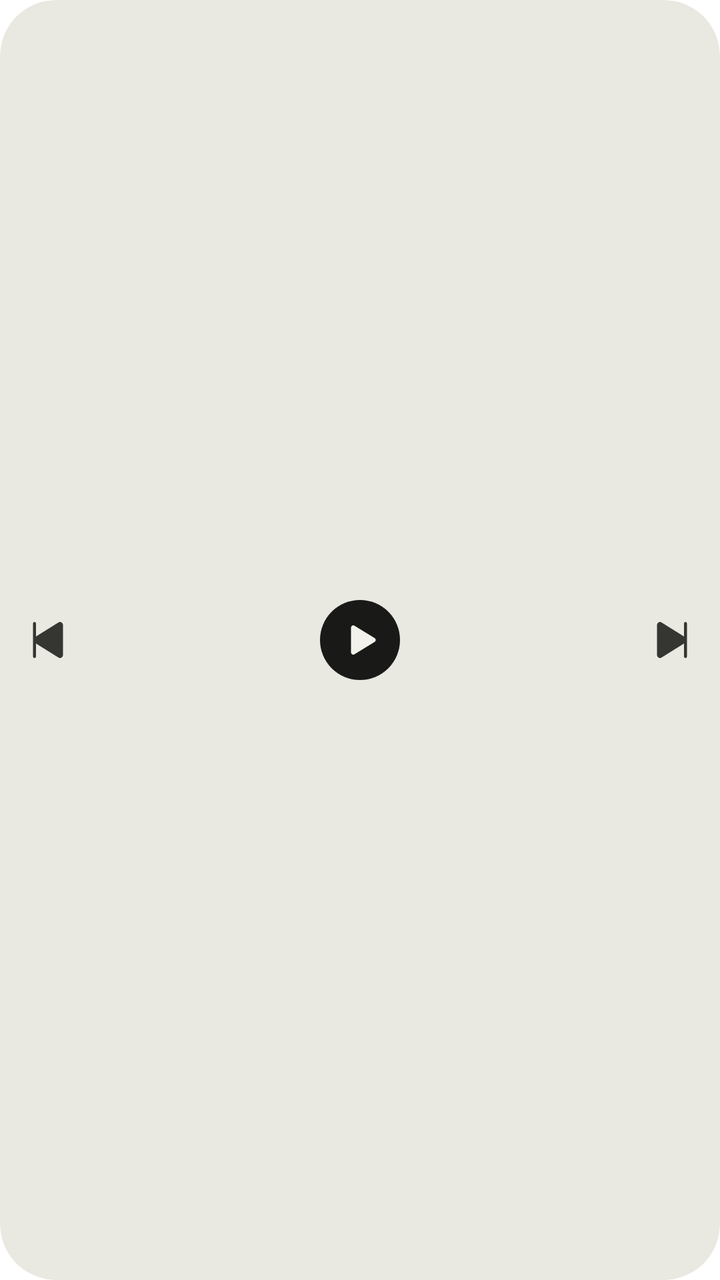
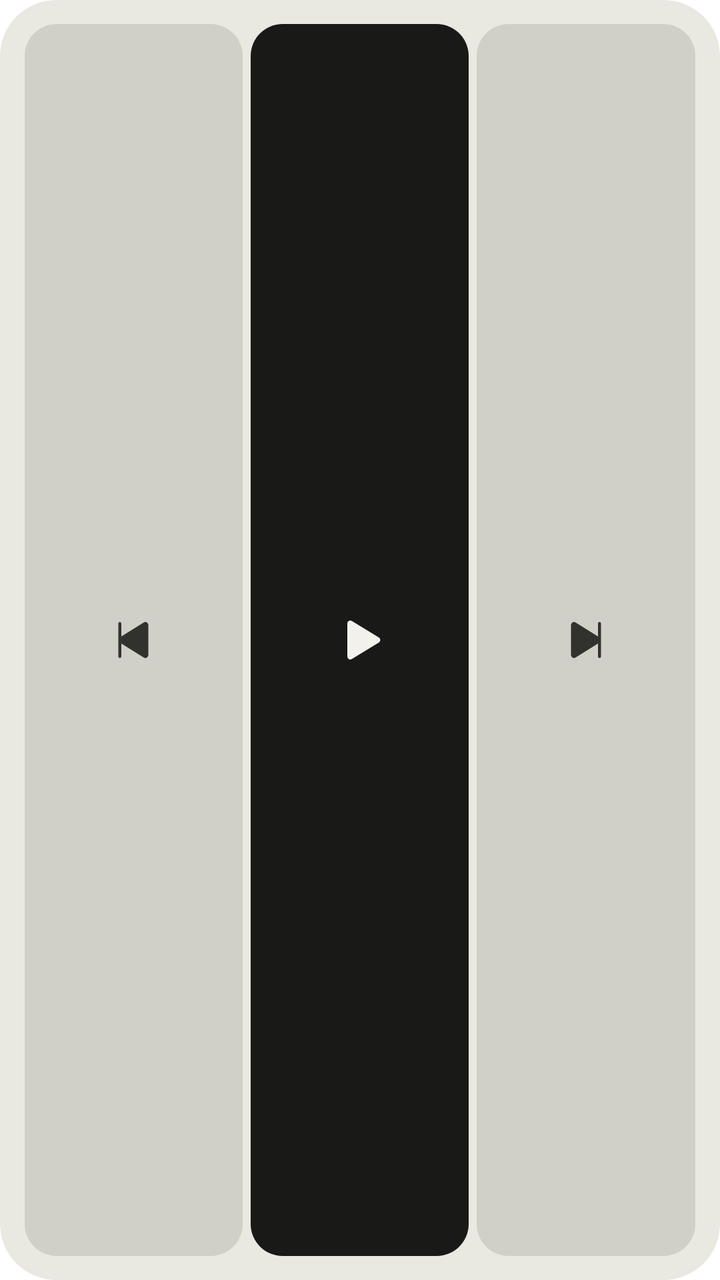

Two renders of the same Android screen: before a commit and after it. Below are the layout's source before the change and the commit's diff.
<!-- AndroidManifest.xml: application theme Theme.Amsel.Starting -->
<!-- res/layout/widget_row.xml -->
<?xml version="1.0" encoding="utf-8"?>
<FrameLayout xmlns:android="http://schemas.android.com/apk/res/android"
    xmlns:tools="http://schemas.android.com/tools"
    android:id="@android:id/background"
    android:layout_width="match_parent"
    android:layout_height="match_parent"
    android:background="@drawable/widget_background_cover"
    android:clipToOutline="true"
    tools:targetApi="31">

    <ImageView
        android:id="@+id/widget_cover"
        android:layout_width="match_parent"
        android:layout_height="match_parent"
        android:importantForAccessibility="no"
        android:scaleType="centerCrop"
        android:visibility="gone" />

    
    <ImageView
        android:id="@+id/widget_veil"
        android:layout_width="match_parent"
        android:layout_height="match_parent"
        android:importantForAccessibility="no"
        android:visibility="gone" />

    <include
        layout="@layout/widget_words"
        android:layout_width="match_parent"
        android:layout_height="match_parent"
        android:visibility="gone" />

    <include
        layout="@layout/widget_buttons"
        android:layout_width="match_parent"
        android:layout_height="wrap_content"
        android:layout_gravity="center_vertical" />
</FrameLayout>
<!-- res/layout/widget_words.xml (included above) -->
<?xml version="1.0" encoding="utf-8"?>
<LinearLayout xmlns:android="http://schemas.android.com/apk/res/android"
    android:id="@+id/widget_words"
    android:layout_width="match_parent"
    android:layout_height="wrap_content"
    android:orientation="vertical"
    android:paddingStart="13dp"
    android:paddingTop="14dp"
    android:paddingEnd="16dp">

    <LinearLayout
        android:id="@+id/widget_speaker_row"
        android:layout_width="wrap_content"
        android:layout_height="wrap_content"
        android:gravity="center_vertical"
        android:orientation="horizontal">

        <ImageView
            android:id="@+id/widget_speaker_glyph"
            android:layout_width="13sp"
            android:layout_height="13sp"
            android:importantForAccessibility="no"
            android:src="@drawable/ic_speaker_bold"
            android:tint="@color/widget_glyph_light"
            android:tintMode="src_in" />

        <TextView
            android:id="@+id/widget_speaker"
            android:layout_width="wrap_content"
            android:layout_height="wrap_content"
            android:ellipsize="end"
            android:fontFamily="sans-serif"
            android:includeFontPadding="false"
            android:lineHeight="16sp"
            android:maxLines="1"
            android:paddingStart="3dp"
            android:paddingEnd="0dp"
            android:text="@string/app_name"
            android:textColor="@color/widget_words_light"
            android:textFontWeight="600"
            android:textSize="13sp" />

        <TextView
            android:id="@+id/widget_level"
            android:layout_width="wrap_content"
            android:layout_height="wrap_content"
            android:ellipsize="end"
            android:fontFamily="sans-serif"
            android:includeFontPadding="false"
            android:lineHeight="16sp"
            android:maxLines="1"
            android:visibility="gone"
            android:textColor="@color/widget_quiet_light"
            android:textFontWeight="600"
            android:textSize="13sp" />
    </LinearLayout>

    <TextView
        android:id="@+id/widget_title"
        android:layout_width="match_parent"
        android:layout_height="wrap_content"
        android:ellipsize="end"
        android:fontFamily="sans-serif"
        android:includeFontPadding="false"
        android:lineHeight="20sp"
        android:maxLines="1"
        android:paddingStart="2dp"
        android:paddingTop="10dp"
        android:paddingEnd="0dp"
        android:text="@string/player_not_playing"
        android:textColor="@color/widget_words_light"
        android:textFontWeight="700"
        android:textSize="16sp" />

    <TextView
        android:id="@+id/widget_subtitle"
        android:layout_width="match_parent"
        android:layout_height="wrap_content"
        android:ellipsize="end"
        android:fontFamily="sans-serif"
        android:includeFontPadding="false"
        android:lineHeight="16sp"
        android:maxLines="1"
        android:paddingStart="2dp"
        android:paddingTop="4dp"
        android:paddingEnd="0dp"
        android:textColor="@color/widget_quiet_light"
        android:textFontWeight="400"
        android:textSize="13sp"
        android:visibility="gone" />
</LinearLayout>
<!-- res/layout/widget_buttons.xml (included above) -->
<?xml version="1.0" encoding="utf-8"?>
<LinearLayout xmlns:android="http://schemas.android.com/apk/res/android"
    android:id="@+id/widget_row"
    android:layout_width="match_parent"
    android:layout_height="wrap_content"
    android:baselineAligned="false"
    android:gravity="center_vertical"
    android:orientation="horizontal">

    <FrameLayout
        android:id="@+id/widget_slot_1"
        android:layout_width="48dp"
        android:layout_height="48dp"
        android:background="@drawable/widget_press_light">

        <ImageView
            android:id="@+id/widget_glyph_1"
            android:layout_width="24dp"
            android:layout_height="24dp"
            android:layout_gravity="center"
            android:importantForAccessibility="no"
            android:src="@drawable/ic_skip_previous"
            android:tint="@color/widget_glyph_light"
            android:tintMode="src_in"
            android:visibility="visible" />

        <ImageView
            android:id="@+id/widget_disc_1"
            android:layout_width="40dp"
            android:layout_height="40dp"
            android:layout_gravity="center"
            android:background="@drawable/widget_disc_light"
            android:importantForAccessibility="no"
            android:padding="11dp"
            android:src="@drawable/ic_play"
            android:tint="@color/widget_on_disc_light"
            android:tintMode="src_in"
            android:visibility="gone" />

        <ImageView
            android:id="@+id/widget_face_1"
            android:layout_width="28dp"
            android:layout_height="28dp"
            android:layout_gravity="center"
            android:importantForAccessibility="no"
            android:visibility="gone" />
    </FrameLayout>

    <FrameLayout
        android:id="@+id/widget_gap_1"
        android:layout_width="0dp"
        android:layout_height="1dp"
        android:layout_weight="1" />

    <FrameLayout
        android:id="@+id/widget_slot_2"
        android:layout_width="48dp"
        android:layout_height="48dp"
        android:background="@drawable/widget_press_light">

        <ImageView
            android:id="@+id/widget_glyph_2"
            android:layout_width="24dp"
            android:layout_height="24dp"
            android:layout_gravity="center"
            android:importantForAccessibility="no"
            android:src="@drawable/ic_play"
            android:tint="@color/widget_glyph_light"
            android:tintMode="src_in"
            android:visibility="gone" />

        <ImageView
            android:id="@+id/widget_disc_2"
            android:layout_width="40dp"
            android:layout_height="40dp"
            android:layout_gravity="center"
            android:background="@drawable/widget_disc_light"
            android:importantForAccessibility="no"
            android:padding="11dp"
            android:src="@drawable/ic_play"
            android:tint="@color/widget_on_disc_light"
            android:tintMode="src_in"
            android:visibility="visible" />

        <ImageView
            android:id="@+id/widget_face_2"
            android:layout_width="28dp"
            android:layout_height="28dp"
            android:layout_gravity="center"
            android:importantForAccessibility="no"
            android:visibility="gone" />
    </FrameLayout>

    <FrameLayout
        android:id="@+id/widget_gap_2"
        android:layout_width="0dp"
        android:layout_height="1dp"
        android:layout_weight="1" />

    <FrameLayout
        android:id="@+id/widget_slot_3"
        android:layout_width="48dp"
        android:layout_height="48dp"
        android:background="@drawable/widget_press_light">

        <ImageView
            android:id="@+id/widget_glyph_3"
            android:layout_width="24dp"
            android:layout_height="24dp"
            android:layout_gravity="center"
            android:importantForAccessibility="no"
            android:src="@drawable/ic_skip_next"
            android:tint="@color/widget_glyph_light"
            android:tintMode="src_in"
            android:visibility="visible" />

        <ImageView
            android:id="@+id/widget_disc_3"
            android:layout_width="40dp"
            android:layout_height="40dp"
            android:layout_gravity="center"
            android:background="@drawable/widget_disc_light"
            android:importantForAccessibility="no"
            android:padding="11dp"
            android:src="@drawable/ic_play"
            android:tint="@color/widget_on_disc_light"
            android:tintMode="src_in"
            android:visibility="gone" />

        <ImageView
            android:id="@+id/widget_face_3"
            android:layout_width="28dp"
            android:layout_height="28dp"
            android:layout_gravity="center"
            android:importantForAccessibility="no"
            android:visibility="gone" />
    </FrameLayout>

    <FrameLayout
        android:id="@+id/widget_gap_3"
        android:layout_width="0dp"
        android:layout_height="1dp"
        android:layout_weight="1"
        android:visibility="gone" />

    <FrameLayout
        android:id="@+id/widget_slot_4"
        android:layout_width="48dp"
        android:layout_height="48dp"
        android:background="@drawable/widget_press_light"
        android:visibility="gone">

        <ImageView
            android:id="@+id/widget_glyph_4"
            android:layout_width="24dp"
            android:layout_height="24dp"
            android:layout_gravity="center"
            android:importantForAccessibility="no"
            android:src="@drawable/ic_speaker"
            android:tint="@color/widget_glyph_light"
            android:tintMode="src_in"
            android:visibility="visible" />

        <ImageView
            android:id="@+id/widget_disc_4"
            android:layout_width="40dp"
            android:layout_height="40dp"
            android:layout_gravity="center"
            android:background="@drawable/widget_disc_light"
            android:importantForAccessibility="no"
            android:padding="11dp"
            android:src="@drawable/ic_play"
            android:tint="@color/widget_on_disc_light"
            android:tintMode="src_in"
            android:visibility="gone" />

        <ImageView
            android:id="@+id/widget_face_4"
            android:layout_width="28dp"
            android:layout_height="28dp"
            android:layout_gravity="center"
            android:importantForAccessibility="no"
            android:visibility="gone" />
    </FrameLayout>
</LinearLayout>
<!-- resources referenced by this layout -->
<resources>
  <color name="widget_glyph_light">#DE191A17</color>
  <color name="widget_on_disc_light">#FFF2F1EC</color>
  <color name="widget_quiet_light">#A8191A17</color>
  <color name="widget_words_light">#FF191A17</color>
  <!-- drawable widget_background_cover (drawable) -->
  <?xml version="1.0" encoding="utf-8"?>
  <shape xmlns:android="http://schemas.android.com/apk/res/android" android:shape="rectangle">
      <solid android:color="@color/widget_background_cover" />
      <corners android:radius="@dimen/widget_radius" />
  </shape>
  <!-- drawable widget_disc_light (drawable) -->
  <?xml version="1.0" encoding="utf-8"?>
  <shape xmlns:android="http://schemas.android.com/apk/res/android" android:shape="oval">
      <solid android:color="@color/widget_disc_light" />
  </shape>
  <!-- drawable widget_press_light (drawable) -->
  <?xml version="1.0" encoding="utf-8"?>
  <selector xmlns:android="http://schemas.android.com/apk/res/android">
      <item android:state_pressed="true">
          <layer-list>
              <item android:width="44dp" android:height="44dp" android:gravity="center">
                  <shape android:shape="oval">
                      <solid android:color="@color/widget_press_light" />
                  </shape>
              </item>
          </layer-list>
      </item>
      <item android:drawable="@android:color/transparent" />
  </selector>
  <string name="app_name" translatable="false">Amsel</string>
  <string name="player_not_playing">Not playing</string>
  <color name="widget_background_cover">#FFE9E8E1</color>
  <dimen name="widget_radius">0dp</dimen>
  <color name="widget_disc_light">#FF191A17</color>
  <color name="widget_press_light">#14191A17</color>
  <color name="splash_background">#FFF2F1EC</color>
  <color name="ic_launcher_background">#FFF1E9DA</color>
  <style name="Theme.Amsel" parent="android:Theme.Material.Light.NoActionBar">
          <item name="android:windowBackground">@color/splash_background</item>
      </style>
  <!-- unchanged entries left out for length: 7 -->
</resources>

<!-- the commit's change to res/layout/widget_row.xml (unified diff, before → after) -->
@@ -24,18 +24,142 @@
         android:importantForAccessibility="no"
         android:visibility="gone" />
 
-    <include
-        layout="@layout/widget_words"
-        android:layout_width="match_parent"
-        android:layout_height="match_parent"
-        android:visibility="gone" />
-
-    <include
-        layout="@layout/widget_buttons"
-        android:layout_width="match_parent"
-        android:layout_height="wrap_content"
-        android:layout_gravity="center_vertical" />
+    <FrameLayout
+        android:id="@+id/widget_body"
+        android:layout_width="match_parent"
+        android:layout_height="match_parent"
+        android:padding="@dimen/widget_padding">
+
+        <include
+            layout="@layout/widget_buttons"
+            android:layout_width="match_parent"
+            android:layout_height="match_parent"
+            android:layout_marginStart="@dimen/widget_cell_inset_out"
+            android:layout_marginEnd="@dimen/widget_cell_inset_out" />
+
+        <include
+            layout="@layout/widget_words"
+            android:layout_width="match_parent"
+            android:layout_height="wrap_content"
+            android:layout_gravity="center_vertical"
+            android:layout_marginStart="@dimen/widget_words_lead_out"
+            android:visibility="gone" />
+    </FrameLayout>
 </FrameLayout>
+<!-- res/layout/widget_buttons.xml (included above) -->
+<?xml version="1.0" encoding="utf-8"?>
+<LinearLayout xmlns:android="http://schemas.android.com/apk/res/android"
+    android:id="@+id/widget_row"
+    android:layout_width="match_parent"
+    android:layout_height="match_parent"
+    android:baselineAligned="false"
+    android:orientation="horizontal">
+
+    <FrameLayout
+        android:id="@+id/widget_slot_1"
+        android:layout_width="0dp"
+        android:layout_weight="1"
+        android:layout_height="match_parent"
+        android:background="@drawable/widget_cell_light">
+
+        <ImageView
+            android:id="@+id/widget_glyph_1"
+            android:layout_width="24dp"
+            android:layout_height="24dp"
+            android:layout_gravity="center"
+            android:importantForAccessibility="no"
+            android:src="@drawable/ic_skip_previous"
+            android:tint="@color/widget_glyph_light"
+            android:tintMode="src_in" />
+
+        <ImageView
+            android:id="@+id/widget_face_1"
+            android:layout_width="28dp"
+            android:layout_height="28dp"
+            android:layout_gravity="center"
+            android:importantForAccessibility="no"
+            android:visibility="gone" />
+    </FrameLayout>
+
+    <FrameLayout
+        android:id="@+id/widget_slot_2"
+        android:layout_width="0dp"
+        android:layout_weight="1"
+        android:layout_height="match_parent"
+        android:background="@drawable/widget_cell_play_light">
+
+        <ImageView
+            android:id="@+id/widget_glyph_2"
+            android:layout_width="24dp"
+            android:layout_height="24dp"
+            android:layout_gravity="center"
+            android:importantForAccessibility="no"
+            android:src="@drawable/ic_play"
+            android:tint="@color/widget_on_disc_light"
+            android:tintMode="src_in" />
+
+        <ImageView
+            android:id="@+id/widget_face_2"
+            android:layout_width="28dp"
+            android:layout_height="28dp"
+            android:layout_gravity="center"
+            android:importantForAccessibility="no"
+            android:visibility="gone" />
+    </FrameLayout>
+
+    <FrameLayout
+        android:id="@+id/widget_slot_3"
+        android:layout_width="0dp"
+        android:layout_weight="1"
+        android:layout_height="match_parent"
+        android:background="@drawable/widget_cell_light">
+
+        <ImageView
+            android:id="@+id/widget_glyph_3"
+            android:layout_width="24dp"
+            android:layout_height="24dp"
+            android:layout_gravity="center"
+            android:importantForAccessibility="no"
+            android:src="@drawable/ic_skip_next"
+            android:tint="@color/widget_glyph_light"
+            android:tintMode="src_in" />
+
+        <ImageView
+            android:id="@+id/widget_face_3"
+            android:layout_width="28dp"
+            android:layout_height="28dp"
+            android:layout_gravity="center"
+            android:importantForAccessibility="no"
+            android:visibility="gone" />
+    </FrameLayout>
+
+    <FrameLayout
+        android:id="@+id/widget_slot_4"
+        android:layout_width="0dp"
+        android:layout_weight="1"
+        android:layout_height="match_parent"
+        android:background="@drawable/widget_cell_light"
+        android:visibility="gone">
+
+        <ImageView
+            android:id="@+id/widget_glyph_4"
+            android:layout_width="24dp"
+            android:layout_height="24dp"
+            android:layout_gravity="center"
+            android:importantForAccessibility="no"
+            android:src="@drawable/ic_speaker"
+            android:tint="@color/widget_glyph_light"
+            android:tintMode="src_in" />
+
+        <ImageView
+            android:id="@+id/widget_face_4"
+            android:layout_width="28dp"
+            android:layout_height="28dp"
+            android:layout_gravity="center"
+            android:importantForAccessibility="no"
+            android:visibility="gone" />
+    </FrameLayout>
+</LinearLayout>
 <!-- res/layout/widget_words.xml (included above) -->
 <?xml version="1.0" encoding="utf-8"?>
 <LinearLayout xmlns:android="http://schemas.android.com/apk/res/android"
@@ -43,16 +167,16 @@
     android:layout_width="match_parent"
     android:layout_height="wrap_content"
     android:orientation="vertical"
-    android:paddingStart="13dp"
-    android:paddingTop="14dp"
-    android:paddingEnd="16dp">
+    android:paddingTop="3dp">
 
     <LinearLayout
         android:id="@+id/widget_speaker_row"
         android:layout_width="wrap_content"
         android:layout_height="wrap_content"
         android:gravity="center_vertical"
-        android:orientation="horizontal">
+        android:orientation="horizontal"
+        android:paddingStart="3dp"
+        android:paddingEnd="0dp">
 
         <ImageView
             android:id="@+id/widget_speaker_glyph"
@@ -103,7 +227,7 @@
         android:includeFontPadding="false"
         android:lineHeight="20sp"
         android:maxLines="1"
-        android:paddingStart="2dp"
+        android:paddingStart="5dp"
         android:paddingTop="10dp"
         android:paddingEnd="0dp"
         android:text="@string/player_not_playing"
@@ -120,7 +244,7 @@
         android:includeFontPadding="false"
         android:lineHeight="16sp"
         android:maxLines="1"
-        android:paddingStart="2dp"
+        android:paddingStart="5dp"
         android:paddingTop="4dp"
         android:paddingEnd="0dp"
         android:textColor="@color/widget_quiet_light"
@@ -128,189 +252,3 @@
         android:textSize="13sp"
         android:visibility="gone" />
 </LinearLayout>
-<!-- res/layout/widget_buttons.xml (included above) -->
-<?xml version="1.0" encoding="utf-8"?>
-<LinearLayout xmlns:android="http://schemas.android.com/apk/res/android"
-    android:id="@+id/widget_row"
-    android:layout_width="match_parent"
-    android:layout_height="wrap_content"
-    android:baselineAligned="false"
-    android:gravity="center_vertical"
-    android:orientation="horizontal">
-
-    <FrameLayout
-        android:id="@+id/widget_slot_1"
-        android:layout_width="48dp"
-        android:layout_height="48dp"
-        android:background="@drawable/widget_press_light">
-
-        <ImageView
-            android:id="@+id/widget_glyph_1"
-            android:layout_width="24dp"
-            android:layout_height="24dp"
-            android:layout_gravity="center"
-            android:importantForAccessibility="no"
-            android:src="@drawable/ic_skip_previous"
-            android:tint="@color/widget_glyph_light"
-            android:tintMode="src_in"
-            android:visibility="visible" />
-
-        <ImageView
-            android:id="@+id/widget_disc_1"
-            android:layout_width="40dp"
-            android:layout_height="40dp"
-            android:layout_gravity="center"
-            android:background="@drawable/widget_disc_light"
-            android:importantForAccessibility="no"
-            android:padding="11dp"
-            android:src="@drawable/ic_play"
-            android:tint="@color/widget_on_disc_light"
-            android:tintMode="src_in"
-            android:visibility="gone" />
-
-        <ImageView
-            android:id="@+id/widget_face_1"
-            android:layout_width="28dp"
-            android:layout_height="28dp"
-            android:layout_gravity="center"
-            android:importantForAccessibility="no"
-            android:visibility="gone" />
-    </FrameLayout>
-
-    <FrameLayout
-        android:id="@+id/widget_gap_1"
-        android:layout_width="0dp"
-        android:layout_height="1dp"
-        android:layout_weight="1" />
-
-    <FrameLayout
-        android:id="@+id/widget_slot_2"
-        android:layout_width="48dp"
-        android:layout_height="48dp"
-        android:background="@drawable/widget_press_light">
-
-        <ImageView
-            android:id="@+id/widget_glyph_2"
-            android:layout_width="24dp"
-            android:layout_height="24dp"
-            android:layout_gravity="center"
-            android:importantForAccessibility="no"
-            android:src="@drawable/ic_play"
-            android:tint="@color/widget_glyph_light"
-            android:tintMode="src_in"
-            android:visibility="gone" />
-
-        <ImageView
-            android:id="@+id/widget_disc_2"
-            android:layout_width="40dp"
-            android:layout_height="40dp"
-            android:layout_gravity="center"
-            android:background="@drawable/widget_disc_light"
-            android:importantForAccessibility="no"
-            android:padding="11dp"
-            android:src="@drawable/ic_play"
-            android:tint="@color/widget_on_disc_light"
-            android:tintMode="src_in"
-            android:visibility="visible" />
-
-        <ImageView
-            android:id="@+id/widget_face_2"
-            android:layout_width="28dp"
-            android:layout_height="28dp"
-            android:layout_gravity="center"
-            android:importantForAccessibility="no"
-            android:visibility="gone" />
-    </FrameLayout>
-
-    <FrameLayout
-        android:id="@+id/widget_gap_2"
-        android:layout_width="0dp"
-        android:layout_height="1dp"
-        android:layout_weight="1" />
-
-    <FrameLayout
-        android:id="@+id/widget_slot_3"
-        android:layout_width="48dp"
-        android:layout_height="48dp"
-        android:background="@drawable/widget_press_light">
-
-        <ImageView
-            android:id="@+id/widget_glyph_3"
-            android:layout_width="24dp"
-            android:layout_height="24dp"
-            android:layout_gravity="center"
-            android:importantForAccessibility="no"
-            android:src="@drawable/ic_skip_next"
-            android:tint="@color/widget_glyph_light"
-            android:tintMode="src_in"
-            android:visibility="visible" />
-
-        <ImageView
-            android:id="@+id/widget_disc_3"
-            android:layout_width="40dp"
-            android:layout_height="40dp"
-            android:layout_gravity="center"
-            android:background="@drawable/widget_disc_light"
-            android:importantForAccessibility="no"
-            android:padding="11dp"
-            android:src="@drawable/ic_play"
-            android:tint="@color/widget_on_disc_light"
-            android:tintMode="src_in"
-            android:visibility="gone" />
-
-        <ImageView
-            android:id="@+id/widget_face_3"
-            android:layout_width="28dp"
-            android:layout_height="28dp"
-            android:layout_gravity="center"
-            android:importantForAccessibility="no"
-            android:visibility="gone" />
-    </FrameLayout>
-
-    <FrameLayout
-        android:id="@+id/widget_gap_3"
-        android:layout_width="0dp"
-        android:layout_height="1dp"
-        android:layout_weight="1"
-        android:visibility="gone" />
-
-    <FrameLayout
-        android:id="@+id/widget_slot_4"
-        android:layout_width="48dp"
-        android:layout_height="48dp"
-        android:background="@drawable/widget_press_light"
-        android:visibility="gone">
-
-        <ImageView
-            android:id="@+id/widget_glyph_4"
-            android:layout_width="24dp"
-            android:layout_height="24dp"
-            android:layout_gravity="center"
-            android:importantForAccessibility="no"
-            android:src="@drawable/ic_speaker"
-            android:tint="@color/widget_glyph_light"
-            android:tintMode="src_in"
-            android:visibility="visible" />
-
-        <ImageView
-            android:id="@+id/widget_disc_4"
-            android:layout_width="40dp"
-            android:layout_height="40dp"
-            android:layout_gravity="center"
-            android:background="@drawable/widget_disc_light"
-            android:importantForAccessibility="no"
-            android:padding="11dp"
-            android:src="@drawable/ic_play"
-            android:tint="@color/widget_on_disc_light"
-            android:tintMode="src_in"
-            android:visibility="gone" />
-
-        <ImageView
-            android:id="@+id/widget_face_4"
-            android:layout_width="28dp"
-            android:layout_height="28dp"
-            android:layout_gravity="center"
-            android:importantForAccessibility="no"
-            android:visibility="gone" />
-    </FrameLayout>
-</LinearLayout>
<!-- resource entries referenced after the edit -->
@@ -4,36 +4,84 @@
   <color name="widget_on_disc_light">#FFF2F1EC</color>
   <color name="widget_quiet_light">#A8191A17</color>
   <color name="widget_words_light">#FF191A17</color>
+  <dimen name="widget_cell_inset_out">-2dp</dimen>
+  <dimen name="widget_padding">12dp</dimen>
+  <dimen name="widget_words_lead_out">-6dp</dimen>
   <!-- drawable widget_background_cover (drawable) -->
   <?xml version="1.0" encoding="utf-8"?>
   <shape xmlns:android="http://schemas.android.com/apk/res/android" android:shape="rectangle">
       <solid android:color="@color/widget_background_cover" />
       <corners android:radius="@dimen/widget_radius" />
   </shape>
-  <!-- drawable widget_disc_light (drawable) -->
+  <!-- drawable widget_cell_light (drawable) -->
   <?xml version="1.0" encoding="utf-8"?>
-  <shape xmlns:android="http://schemas.android.com/apk/res/android" android:shape="oval">
-      <solid android:color="@color/widget_disc_light" />
-  </shape>
-  <!-- drawable widget_press_light (drawable) -->
+  <inset xmlns:android="http://schemas.android.com/apk/res/android"
+      android:insetLeft="@dimen/widget_cell_inset"
+      android:insetRight="@dimen/widget_cell_inset">
+      <selector>
+          <item android:state_pressed="true">
+              <layer-list>
+                  <item>
+                      <shape android:shape="rectangle">
+                          <solid android:color="@color/widget_cell_light" />
+                          <corners android:radius="@dimen/widget_cell_radius" />
+                      </shape>
+                  </item>
+                  <item>
+                      <shape android:shape="rectangle">
+                          <solid android:color="@color/widget_press_light" />
+                          <corners android:radius="@dimen/widget_cell_radius" />
+                      </shape>
+                  </item>
+              </layer-list>
+          </item>
+          <item>
+              <shape android:shape="rectangle">
+                  <solid android:color="@color/widget_cell_light" />
+                  <corners android:radius="@dimen/widget_cell_radius" />
+              </shape>
+          </item>
+      </selector>
+  </inset>
+  <!-- drawable widget_cell_play_light (drawable) -->
   <?xml version="1.0" encoding="utf-8"?>
-  <selector xmlns:android="http://schemas.android.com/apk/res/android">
-      <item android:state_pressed="true">
-          <layer-list>
-              <item android:width="44dp" android:height="44dp" android:gravity="center">
-                  <shape android:shape="oval">
-                      <solid android:color="@color/widget_press_light" />
-                  </shape>
-              </item>
-          </layer-list>
-      </item>
-      <item android:drawable="@android:color/transparent" />
-  </selector>
+  <inset xmlns:android="http://schemas.android.com/apk/res/android"
+      android:insetLeft="@dimen/widget_cell_inset"
+      android:insetRight="@dimen/widget_cell_inset">
+      <selector>
+          <item android:state_pressed="true">
+              <layer-list>
+                  <item>
+                      <shape android:shape="rectangle">
+                          <solid android:color="@color/widget_disc_light" />
+                          <corners android:radius="@dimen/widget_cell_radius" />
+                      </shape>
+                  </item>
+                  <item>
+                      <shape android:shape="rectangle">
+                          <solid android:color="@color/widget_press_disc_light" />
+                          <corners android:radius="@dimen/widget_cell_radius" />
+                      </shape>
+                  </item>
+              </layer-list>
+          </item>
+          <item>
+              <shape android:shape="rectangle">
+                  <solid android:color="@color/widget_disc_light" />
+                  <corners android:radius="@dimen/widget_cell_radius" />
+              </shape>
+          </item>
+      </selector>
+  </inset>
   <string name="app_name" translatable="false">Amsel</string>
   <string name="player_not_playing">Not playing</string>
   <color name="widget_background_cover">#FFE9E8E1</color>
   <dimen name="widget_radius">0dp</dimen>
+  <dimen name="widget_cell_inset">2dp</dimen>
+  <color name="widget_cell_light">#1F191A17</color>
+  <dimen name="widget_cell_radius">16dp</dimen>
   <color name="widget_disc_light">#FF191A17</color>
+  <color name="widget_press_disc_light">#29F2F1EC</color>
   <color name="widget_press_light">#14191A17</color>
   <color name="splash_background">#FFF2F1EC</color>
   <color name="ic_launcher_background">#FFF1E9DA</color>
